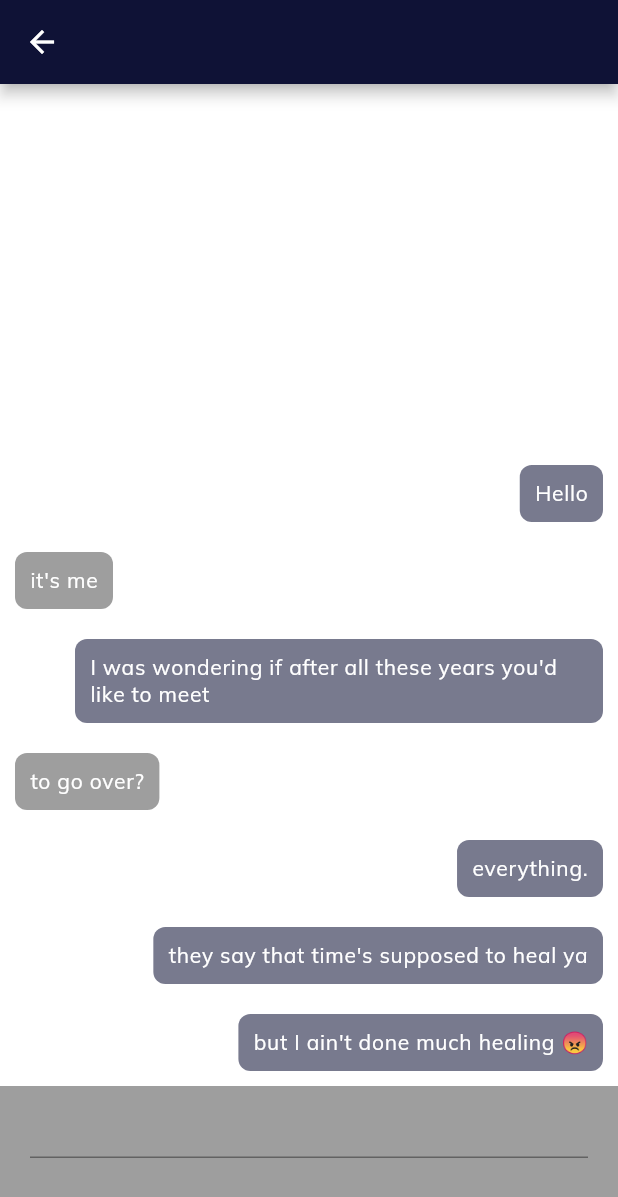
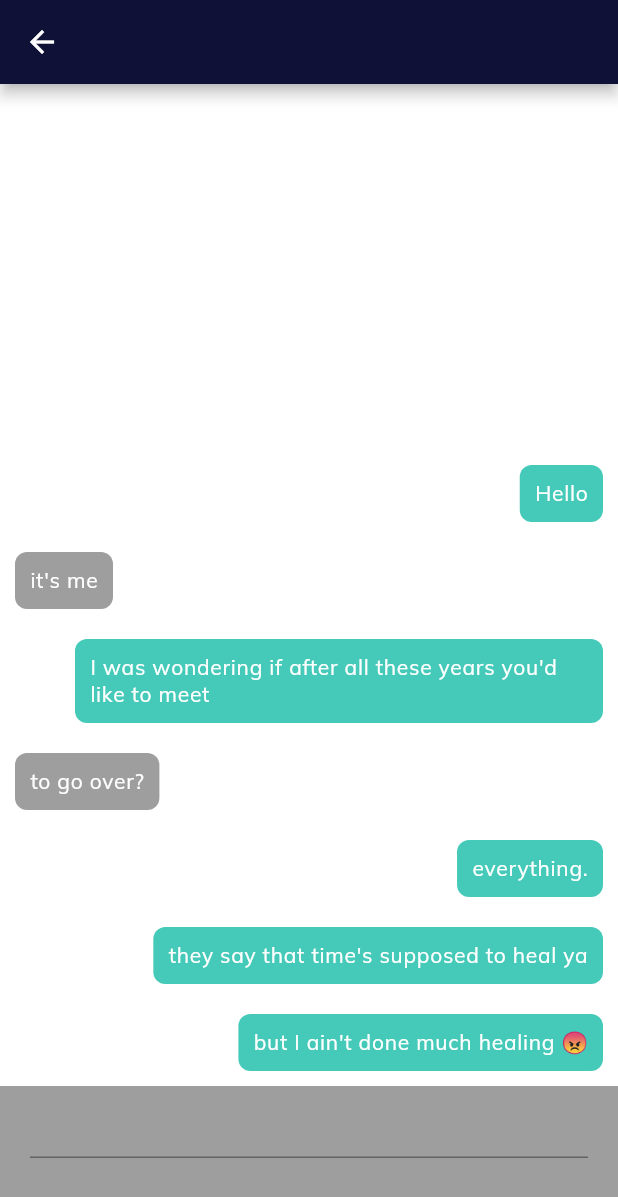
Before and after one commit to AspireUni/Aspire, a Flutter app: the ChatMessenger screen opened directly with empty values, on a phone screen of 412 x 824 dp. Shown: the top 1197 px of the screen. Run offline on Flutter 3.47's test engine with Material 2 defaults, Android fonts, the phone set to English and light mode, and no system bars; our stand-ins replace curved_navigation_bar, google_fonts; missing offline and left inert: device_simulator.

Commit message:
feat: change message color

```diff
--- a/lib/chat/chat_messenger.dart
+++ b/lib/chat/chat_messenger.dart
@@ -50,7 +50,7 @@ class ChatMessengerState extends State<ChatMessenger> {
           alignment: (messages[i] as Map)["isSent"] ? Alignment.centerRight : Alignment.centerLeft,
           child: Container(
             decoration: BoxDecoration(
-              color: (messages[i] as Map)["isSent"] ? Color(0x8F0F1236) : Colors.grey,
+              color: (messages[i] as Map)["isSent"] ? Color(0xFF45cab9) : Colors.grey,
               borderRadius: BorderRadius.all(Radius.circular(8.0)),
             ),
             margin: (messages[i] as Map)["isSent"] ? EdgeInsets.fromLTRB(50.0, 10.0, 10.0, 10.0) : EdgeInsets.fromLTRB(10.0, 10.0, 50.0, 10.0),
@@ -84,6 +84,13 @@ class ChatMessengerState extends State<ChatMessenger> {
           padding: EdgeInsets.only(left: 20.0, right: 20.0),
           color: Colors.grey,
           child: TextFormField(
+            style: GoogleFonts.muli(
+              textStyle: TextStyle(
+                color: Colors.black,
+                letterSpacing: .5,
+                fontSize: 14.0,
+              )
+            ),
             maxLines: null, // this allows for multi-line input
             textInputAction: TextInputAction.send,
             controller: textInputController,
@@ -145,7 +152,7 @@ class ChatMessengerState extends State<ChatMessenger> {
 class ChatMessenger extends StatefulWidget {
   final String recipient;
   final List<Object> messages;
-  ChatMessenger({Key key, this.recipient, this.messages = dummyData}) : super(key: key);
+  ChatMessenger({Key key, @required this.recipient, this.messages = dummyData}) : super(key: key);
 
   @override
   State<ChatMessenger> createState() => ChatMessengerState();
```
